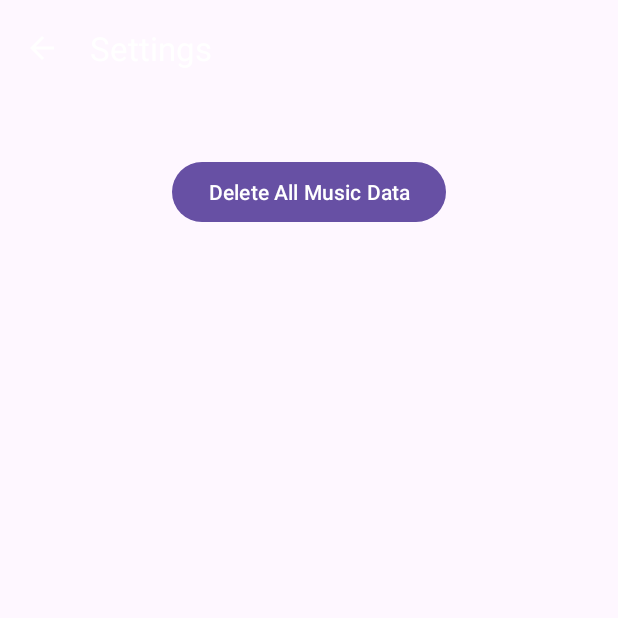
After one commit to loicngr/MyStreamLogs, an Android app: the SettingsActivity screen opened directly, with no data from a screen before it, on a phone screen of 412 x 824 dp, the top half of it. The commit adds this screen. Run offline under Robolectric (Android 15) with nearby library versions, the phone set to English and light mode, and no system bars.

Commit message:
✨ feat(settings): add settings activity with data deletion feature
- introduce a new SettingsActivity for managing user preferences
- add navigation to settings from the bottom navigation menu
- implement data deletion functionality with confirmation dialog
- update strings.xml for new settings-related text
- create activity_settings layout with a delete data button
- ensure edge-to-edge design compatibility in SettingsActivity

```diff
--- /dev/null
+++ b/app/src/main/java/fr/loicnogier/mystreamlogs/SettingsActivity.kt
@@ -0,0 +1,75 @@
+package fr.loicnogier.mystreamlogs
+
+import android.os.Bundle
+import android.view.MenuItem
+import android.widget.Button
+import android.widget.Toast
+import androidx.activity.enableEdgeToEdge
+import androidx.appcompat.app.AlertDialog
+import androidx.appcompat.app.AppCompatActivity
+import androidx.core.view.ViewCompat
+import androidx.core.view.WindowInsetsCompat
+import androidx.lifecycle.lifecycleScope
+import com.google.android.material.appbar.MaterialToolbar
+import kotlinx.coroutines.launch
+
+class SettingsActivity : AppCompatActivity() {
+
+    private lateinit var toolbar: MaterialToolbar
+    private lateinit var deleteDataButton: Button
+
+    private val database by lazy { AppDatabase.getDatabase(this) }
+    private val trackHistoryDao by lazy { database.trackHistoryDao() }
+
+    override fun onCreate(savedInstanceState: Bundle?) {
+        super.onCreate(savedInstanceState)
+        enableEdgeToEdge()
+        setContentView(R.layout.activity_settings)
+
+        toolbar = findViewById(R.id.toolbar)
+        deleteDataButton = findViewById(R.id.deleteDataButton)
+
+        setSupportActionBar(toolbar)
+        supportActionBar?.setDisplayHomeAsUpEnabled(true)
+
+        ViewCompat.setOnApplyWindowInsetsListener(findViewById(android.R.id.content)) { view, insets ->
+            val systemBars = insets.getInsets(WindowInsetsCompat.Type.systemBars())
+            view.setPadding(systemBars.left, systemBars.top, systemBars.right, systemBars.bottom)
+            WindowInsetsCompat.CONSUMED
+        }
+
+        setupDeleteButton()
+    }
+
+    override fun onOptionsItemSelected(item: MenuItem): Boolean {
+        if (item.itemId == android.R.id.home) {
+            finish() // Ferme cette activité et retourne à la précédente
+            return true
+        }
+        return super.onOptionsItemSelected(item)
+    }
+
+    private fun setupDeleteButton() {
+        deleteDataButton.setOnClickListener {
+            showDeleteConfirmationDialog()
+        }
+    }
+
+    private fun showDeleteConfirmationDialog() {
+        AlertDialog.Builder(this)
+            .setTitle(R.string.settings_delete_confirmation_dialog_title)
+            .setMessage(R.string.settings_delete_confirmation_dialog_message)
+            .setPositiveButton(R.string.settings_delete_confirmation_dialog_confirm) { _, _ ->
+                deleteAllUserData()
+            }
+            .setNegativeButton(R.string.settings_delete_confirmation_dialog_cancel, null)
+            .show()
+    }
+
+    private fun deleteAllUserData() {
+        lifecycleScope.launch {
+            trackHistoryDao.deleteAll()
+            Toast.makeText(this@SettingsActivity, getString(R.string.data_deleted_toast), Toast.LENGTH_SHORT).show()
+        }
+    }
+}
--- /dev/null
+++ b/app/src/main/res/layout/activity_settings.xml
@@ -0,0 +1,42 @@
+<?xml version="1.0" encoding="utf-8"?>
+<androidx.coordinatorlayout.widget.CoordinatorLayout xmlns:android="http://schemas.android.com/apk/res/android"
+                                                     xmlns:app="http://schemas.android.com/apk/res-auto"
+                                                     xmlns:tools="http://schemas.android.com/tools"
+                                                     android:layout_width="match_parent"
+                                                     android:layout_height="match_parent"
+                                                     android:fitsSystemWindows="true"
+                                                     tools:context=".SettingsActivity">
+
+    <com.google.android.material.appbar.AppBarLayout
+            android:layout_width="match_parent"
+            android:layout_height="wrap_content"
+            android:theme="@style/ThemeOverlay.AppCompat.Dark.ActionBar"
+            android:fitsSystemWindows="true">
+
+        <com.google.android.material.appbar.MaterialToolbar
+                android:id="@+id/toolbar"
+                android:layout_width="match_parent"
+                android:layout_height="?attr/actionBarSize"
+                app:title="@string/settings_title" />
+
+    </com.google.android.material.appbar.AppBarLayout>
+
+    <androidx.constraintlayout.widget.ConstraintLayout
+            android:layout_width="match_parent"
+            android:layout_height="match_parent"
+            app:layout_behavior="@string/appbar_scrolling_view_behavior"
+            android:padding="16dp">
+
+        <Button
+                android:id="@+id/deleteDataButton"
+                android:layout_width="wrap_content"
+                android:layout_height="wrap_content"
+                android:text="@string/settings_delete_data_button"
+                app:layout_constraintTop_toTopOf="parent"
+                app:layout_constraintStart_toStartOf="parent"
+                app:layout_constraintEnd_toEndOf="parent"
+                android:layout_marginTop="24dp"/>
+
+    </androidx.constraintlayout.widget.ConstraintLayout>
+
+</androidx.coordinatorlayout.widget.CoordinatorLayout>
--- a/app/src/main/res/menu/bottom_nav_menu.xml
+++ b/app/src/main/res/menu/bottom_nav_menu.xml
@@ -9,4 +9,9 @@
             android:id="@+id/navigation_most_streamed"
             android:icon="@drawable/ic_most_streamed"
             android:title="@string/bottom_nav_most_streamed" />
+
+    <item
+            android:id="@+id/navigation_settings"
+            android:icon="@android:drawable/ic_menu_manage"
+            android:title="@string/bottom_nav_settings" />
 </menu>
--- a/app/src/main/res/values/strings.xml
+++ b/app/src/main/res/values/strings.xml
@@ -19,6 +19,16 @@
     <string name="bottom_nav_most_streamed">Most Streamed</string>
     <string name="search_hint">Search History…</string>
 
+    <!-- Settings Page Strings -->
+    <string name="settings_title">Settings</string>
+    <string name="settings_delete_data_button">Delete All Music Data</string>
+    <string name="settings_delete_confirmation_dialog_title">Confirm Deletion</string>
+    <string name="settings_delete_confirmation_dialog_message">Are you sure you want to delete all music data? This action cannot be undone.</string>
+    <string name="settings_delete_confirmation_dialog_confirm">Delete</string>
+    <string name="settings_delete_confirmation_dialog_cancel">Cancel</string>
+    <string name="bottom_nav_settings">Settings</string>
+    <string name="data_deleted_toast">All music data has been deleted.</string>
+
     <plurals name="stream_count_text">
         <item quantity="one">%d stream</item>
         <item quantity="other">%d streams</item>
```
Also changed, not shown: app/src/main/AndroidManifest.xml (+10 -0 lines), app/src/main/java/fr/loicnogier/mystreamlogs/MainActivity.kt (+8 -1 lines).
